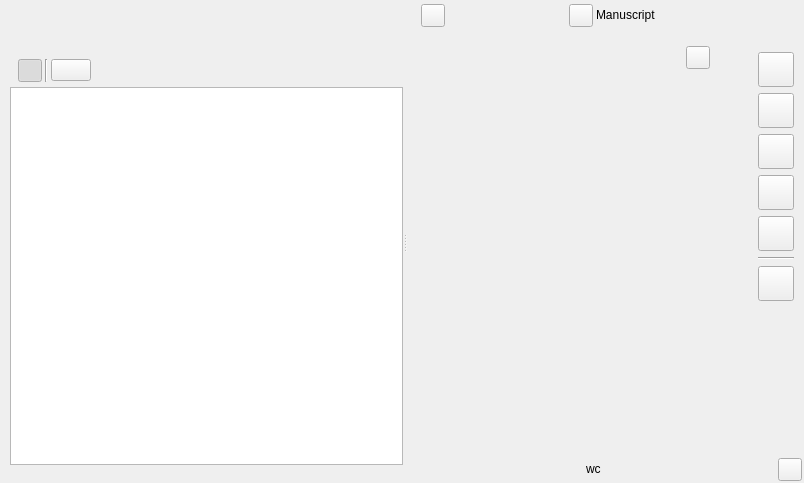
Qt form ui/manuscript_view.ui (zkovari/plotlyst) before a commit.
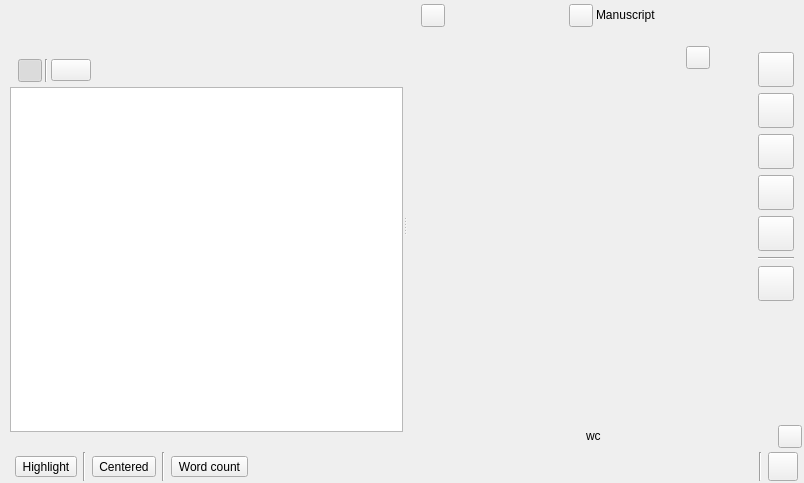
The same form after that commit. The open tabs and pages were chosen to show the change. Custom widgets are drawn as their Qt base class.

Commit message: init distfree mode

```diff
--- a/ui/manuscript_view.ui
+++ b/ui/manuscript_view.ui
@@ -368,7 +368,7 @@
                <x>0</x>
                <y>0</y>
                <width>277</width>
-               <height>400</height>
+               <height>367</height>
               </rect>
              </property>
              <property name="relaxed-white-bg" stdset="0">
@@ -542,7 +542,7 @@
                       <x>0</x>
                       <y>0</y>
                       <width>68</width>
-                      <height>348</height>
+                      <height>315</height>
                      </rect>
                     </property>
                     <property name="relaxed-white-bg" stdset="0">
@@ -1002,6 +1002,179 @@
      </widget>
     </widget>
    </item>
+   <item>
+    <widget class="QWidget" name="wdgDistFreeBottom" native="true">
+     <property name="sizePolicy">
+      <sizepolicy hsizetype="Preferred" vsizetype="Maximum">
+       <horstretch>0</horstretch>
+       <verstretch>0</verstretch>
+      </sizepolicy>
+     </property>
+     <layout class="QHBoxLayout" name="horizontalLayout_5">
+      <property name="spacing">
+       <number>6</number>
+      </property>
+      <property name="leftMargin">
+       <number>15</number>
+      </property>
+      <property name="topMargin">
+       <number>2</number>
+      </property>
+      <property name="rightMargin">
+       <number>6</number>
+      </property>
+      <property name="bottomMargin">
+       <number>2</number>
+      </property>
+      <item>
+       <widget class="QToolButton" name="btnFocus">
+        <property name="cursor">
+         <cursorShape>PointingHandCursor</cursorShape>
+        </property>
+        <property name="toolTip">
+         <string>Highlight current sentence only</string>
+        </property>
+        <property name="text">
+         <string>Highlight</string>
+        </property>
+        <property name="iconSize">
+         <size>
+          <width>22</width>
+          <height>22</height>
+         </size>
+        </property>
+        <property name="checkable">
+         <bool>true</bool>
+        </property>
+        <property name="toolButtonStyle">
+         <enum>Qt::ToolButtonTextUnderIcon</enum>
+        </property>
+        <property name="base" stdset="0">
+         <bool>false</bool>
+        </property>
+        <property name="dark-mode-toggle" stdset="0">
+         <bool>true</bool>
+        </property>
+       </widget>
+      </item>
+      <item>
+       <widget class="Line" name="line_5">
+        <property name="orientation">
+         <enum>Qt::Vertical</enum>
+        </property>
+       </widget>
+      </item>
+      <item>
+       <widget class="QToolButton" name="btnTypewriterMode">
+        <property name="cursor">
+         <cursorShape>PointingHandCursor</cursorShape>
+        </property>
+        <property name="text">
+         <string>Centered</string>
+        </property>
+        <property name="iconSize">
+         <size>
+          <width>22</width>
+          <height>22</height>
+         </size>
+        </property>
+        <property name="checkable">
+         <bool>true</bool>
+        </property>
+        <property name="toolButtonStyle">
+         <enum>Qt::ToolButtonTextUnderIcon</enum>
+        </property>
+        <property name="base" stdset="0">
+         <bool>false</bool>
+        </property>
+        <property name="dark-mode-toggle" stdset="0">
+         <bool>true</bool>
+        </property>
+       </widget>
+      </item>
+      <item>
+       <widget class="Line" name="line">
+        <property name="orientation">
+         <enum>Qt::Vertical</enum>
+        </property>
+       </widget>
+      </item>
+      <item>
+       <widget class="QToolButton" name="btnWordCount">
+        <property name="cursor">
+         <cursorShape>PointingHandCursor</cursorShape>
+        </property>
+        <property name="toolTip">
+         <string>Display word count</string>
+        </property>
+        <property name="text">
+         <string>Word count</string>
+        </property>
+        <property name="iconSize">
+         <size>
+          <width>22</width>
+          <height>22</height>
+         </size>
+        </property>
+        <property name="checkable">
+         <bool>true</bool>
+        </property>
+        <property name="toolButtonStyle">
+         <enum>Qt::ToolButtonTextUnderIcon</enum>
+        </property>
+        <property name="base" stdset="0">
+         <bool>false</bool>
+        </property>
+        <property name="dark-mode-toggle" stdset="0">
+         <bool>true</bool>
+        </property>
+       </widget>
+      </item>
+      <item>
+       <spacer name="horizontalSpacer">
+        <property name="orientation">
+         <enum>Qt::Horizontal</enum>
+        </property>
+        <property name="sizeHint" stdset="0">
+         <size>
+          <width>40</width>
+          <height>20</height>
+         </size>
+        </property>
+       </spacer>
+      </item>
+      <item>
+       <widget class="Line" name="line_2">
+        <property name="orientation">
+         <enum>Qt::Vertical</enum>
+        </property>
+       </widget>
+      </item>
+      <item>
+       <widget class="QToolButton" name="btnReturn">
+        <property name="cursor">
+         <cursorShape>PointingHandCursor</cursorShape>
+        </property>
+        <property name="toolTip">
+         <string>Exit distraction free mode</string>
+        </property>
+        <property name="text">
+         <string/>
+        </property>
+        <property name="iconSize">
+         <size>
+          <width>22</width>
+          <height>22</height>
+         </size>
+        </property>
+        <property name="transparent" stdset="0">
+         <bool>true</bool>
+        </property>
+       </widget>
+      </item>
+     </layout>
+    </widget>
+   </item>
   </layout>
  </widget>
  <customwidgets>
```
Left out of the diff: 4 changed lines with no effect on the pictures. The commit also changes 7 other files.
